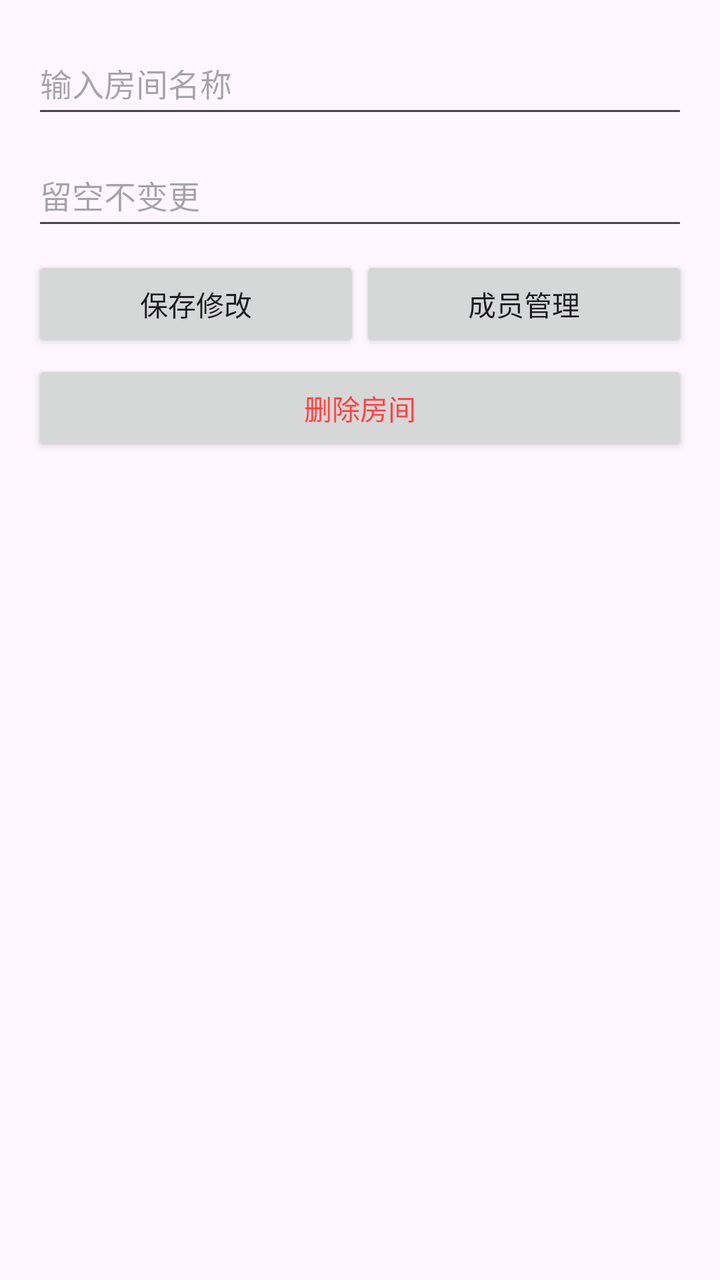
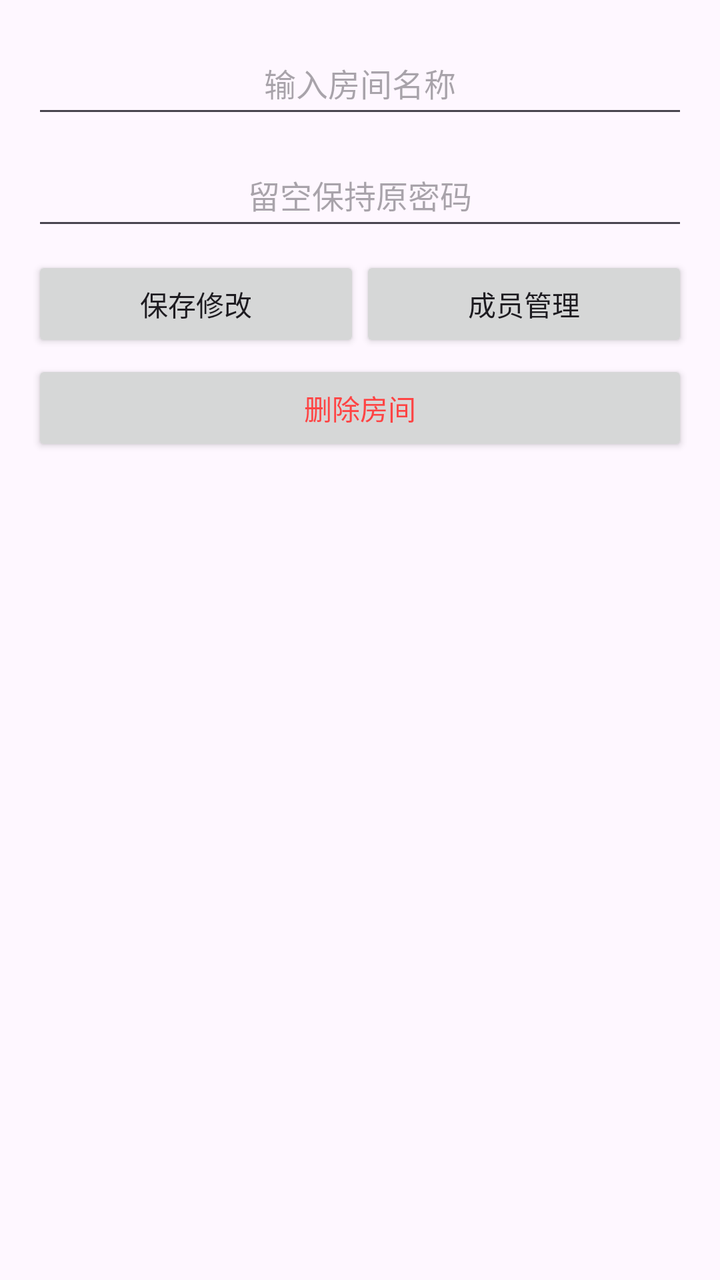

Compare the two renders of this Android layout. The source of the first and the diff that turns it into the second are given below.
<!-- AndroidManifest.xml: application theme Theme.Boss -->
<!-- res/layout/dialog_manage_room.xml -->
<?xml version="1.0" encoding="utf-8"?>
<ScrollView xmlns:android="http://schemas.android.com/apk/res/android"
    android:layout_width="match_parent"
    android:layout_height="match_parent"
    android:fillViewport="true">
    <LinearLayout
        android:layout_width="match_parent"
        android:layout_height="wrap_content"
        android:orientation="vertical"
        android:padding="16dp">

    <EditText
        android:id="@+id/manage_room_name"
        android:layout_width="match_parent"
        android:layout_height="48dp"
        android:hint="@string/room_name_hint_create"
        android:inputType="text"
        android:maxLength="10"
        android:textSize="16sp" />

    <EditText
        android:id="@+id/manage_room_password"
        android:layout_width="match_parent"
        android:layout_height="48dp"
        android:layout_marginTop="8dp"
        android:hint="留空不变更"
        android:inputType="textPassword"
        android:maxLength="20"
        android:textSize="16sp" />

    <LinearLayout
        android:layout_width="match_parent"
        android:layout_height="wrap_content"
        android:orientation="horizontal"
        android:layout_marginTop="8dp">

        <Button
            android:id="@+id/manage_room_save"
            android:layout_width="0dp"
            android:layout_weight="1"
            android:layout_height="48dp"
            android:text="@string/manage_room_save"
            android:textSize="14sp" />

        <Button
            android:id="@+id/manage_room_members"
            android:layout_width="0dp"
            android:layout_weight="1"
            android:layout_height="48dp"
            android:text="@string/manage_room_members_title"
            android:textSize="14sp" />
    </LinearLayout>

    <Button
        android:id="@+id/manage_room_delete"
        android:layout_width="match_parent"
        android:layout_height="48dp"
        android:layout_marginTop="4dp"
        android:text="@string/manage_room_delete"
        android:textColor="#FF4444"
        android:textSize="14sp" />

    </LinearLayout>
</ScrollView>
<!-- resources referenced by this layout -->
<resources>
  <string name="manage_room_delete">删除房间</string>
  <string name="manage_room_members_title">成员管理</string>
  <string name="manage_room_save">保存修改</string>
  <string name="room_name_hint_create">输入房间名称</string>
  <style name="Theme.Boss" parent="Base.Theme.Boss" />
  <style name="Base.Theme.Boss" parent="Theme.Material3.DayNight.NoActionBar">
          
          
      </style>
</resources>

<!-- the commit's change to res/layout/dialog_manage_room.xml (unified diff, before → after) -->
@@ -16,6 +16,7 @@
         android:hint="@string/room_name_hint_create"
         android:inputType="text"
         android:maxLength="10"
+        android:gravity="center"
         android:textSize="16sp" />
 
     <EditText
@@ -23,9 +24,10 @@
         android:layout_width="match_parent"
         android:layout_height="48dp"
         android:layout_marginTop="8dp"
-        android:hint="留空不变更"
+        android:hint="@string/room_pwd_keep"
         android:inputType="textPassword"
         android:maxLength="20"
+        android:gravity="center"
         android:textSize="16sp" />
 
     <LinearLayout
<!-- resource entries referenced after the edit -->
@@ -4,6 +4,7 @@
   <string name="manage_room_members_title">成员管理</string>
   <string name="manage_room_save">保存修改</string>
   <string name="room_name_hint_create">输入房间名称</string>
+  <string name="room_pwd_keep">留空保持原密码</string>
   <style name="Theme.Boss" parent="Base.Theme.Boss" />
   <style name="Base.Theme.Boss" parent="Theme.Material3.DayNight.NoActionBar">
           
